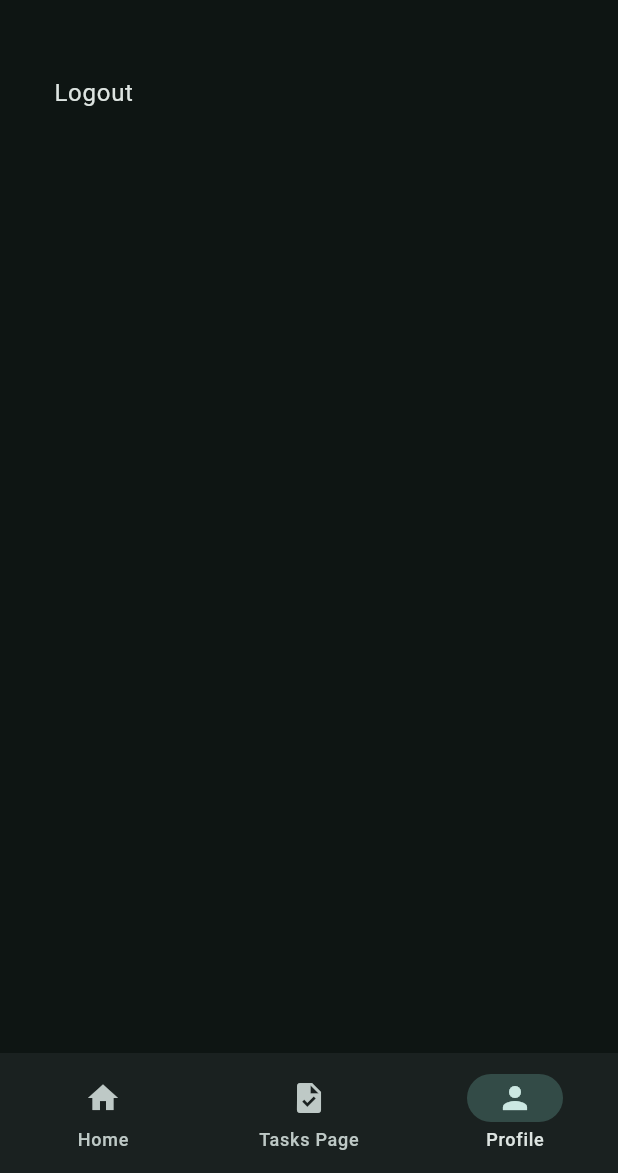
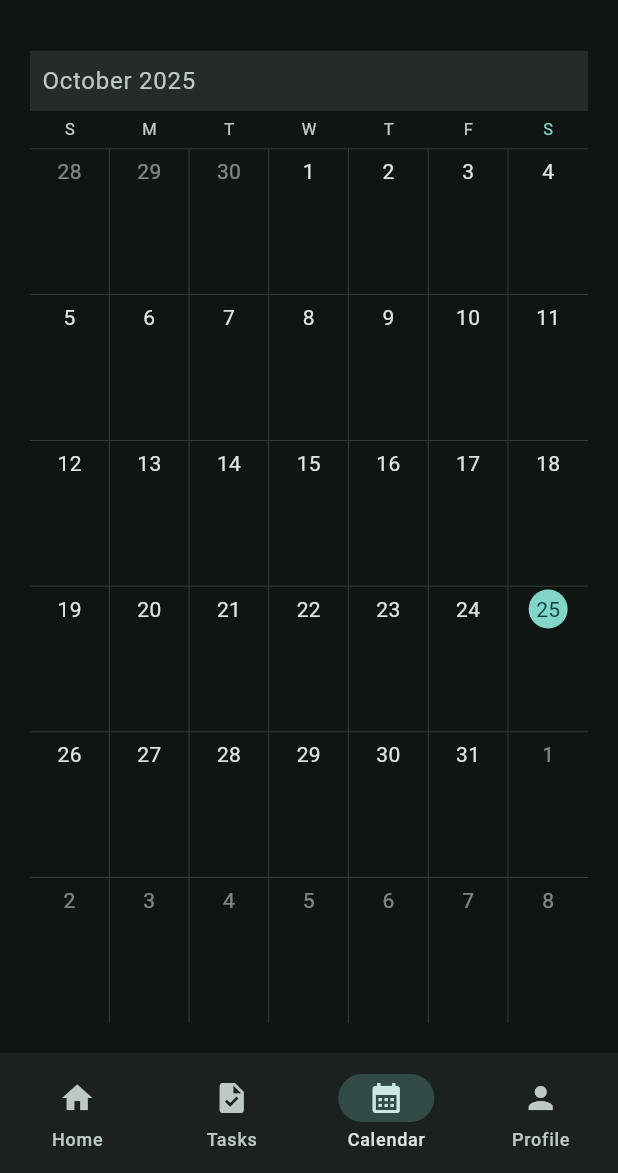
Before and after one commit to amanmeka/CAC2025, a Flutter app: the WidgetTree screen opened directly, item 3 of the bottom bar chosen, on a phone screen of 412 x 824 dp, the part 63-1236 px from its top. Run offline on Flutter 3.47's test engine with Material 3 defaults, Android fonts, the light colour scheme and no system bars; drawn by our look-alikes of syncfusion_flutter_calendar; our stand-ins replace firebase_core, firebase_database, lottie; accounts and stored records are empty.

Commit message:
added calendar page. yay!

```diff
--- /dev/null
+++ b/flutter_cac/lib/views/pages/calendar_page.dart
@@ -0,0 +1,18 @@
+import 'package:syncfusion_flutter_calendar/calendar.dart';
+import 'package:flutter/material.dart';
+
+class CalendarPage extends StatelessWidget {
+  const CalendarPage({super.key});
+
+  @override
+  Widget build(BuildContext context) {
+    return Scaffold(
+      body: Padding(
+        padding: const EdgeInsets.all(20.0),
+        child: SfCalendar(
+          view: CalendarView.month,
+        ),
+      ),
+    );
+  }
+}
--- a/flutter_cac/lib/views/widget_tree.dart
+++ b/flutter_cac/lib/views/widget_tree.dart
@@ -1,5 +1,6 @@
 import 'package:flutter/material.dart';
 import 'package:flutter_cac/data/notifiers.dart';
+import 'package:flutter_cac/views/pages/calendar_page.dart';
 import 'package:flutter_cac/views/pages/home_page.dart';
 import 'package:flutter_cac/views/pages/new_task_page.dart';
 import 'package:flutter_cac/views/pages/profile_page.dart';
@@ -9,6 +10,7 @@ import 'package:flutter_cac/views/widgets/navbar_widget.dart';
 List<Widget> pages = [
   HomePage(),
   TaskPage(),
+  CalendarPage(),
   ProfilePage(),
 ];
 
--- a/flutter_cac/lib/views/widgets/navbar_widget.dart
+++ b/flutter_cac/lib/views/widgets/navbar_widget.dart
@@ -17,7 +17,11 @@ class NavbarWidget extends StatelessWidget {
               ),
               NavigationDestination(
                 icon: Icon(Icons.task),
-                label: 'Tasks Page'
+                label: 'Tasks'
+              ),
+              NavigationDestination(
+                icon: Icon(Icons.calendar_month),
+                label: 'Calendar'
               ),
               NavigationDestination(
                 icon: Icon(Icons.person),
@@ -27,7 +31,7 @@ class NavbarWidget extends StatelessWidget {
             onDestinationSelected: (int value) {
               selectedPageNotifier.value = value;
             },
-            selectedIndex: selectedPage ?? 0,
+            selectedIndex: selectedPage,
           );
         },
       );
--- a/flutter_cac/pubspec.yaml
+++ b/flutter_cac/pubspec.yaml
@@ -38,6 +38,7 @@ dependencies:
   cupertino_icons: ^1.0.8
   lottie: ^3.3.2
   google_sign_in: ^7.2.0
+  syncfusion_flutter_calendar: ^31.2.3
 
 dev_dependencies:
   flutter_test:
```
Also changed, not shown: flutter_cac/pubspec.lock.
